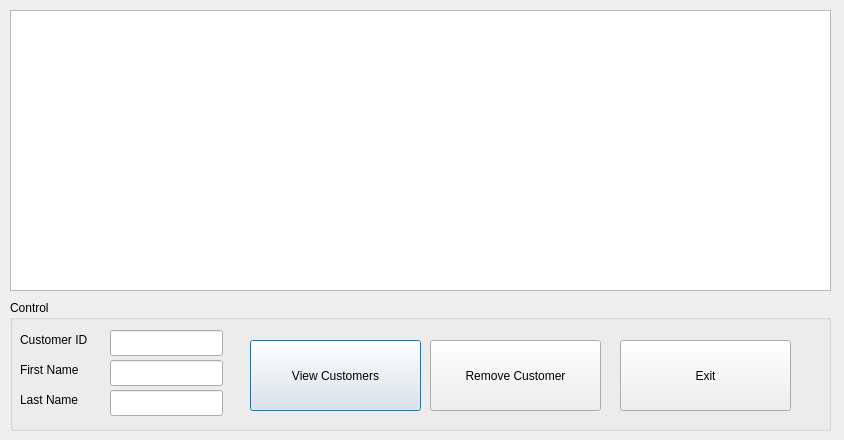
Above: remove_customer.ui from ButterSydUp/Blockbusted before the change. Below: the same form after it.
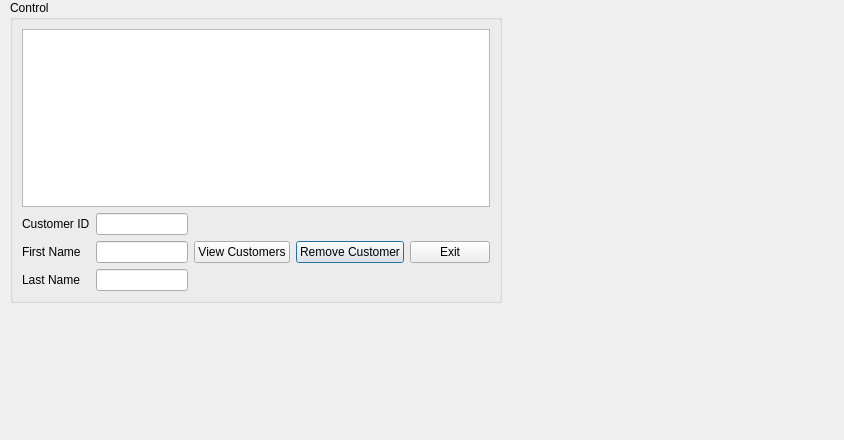
That is the form after the change.

```diff
--- a/remove_customer.ui
+++ b/remove_customer.ui
@@ -13,136 +13,74 @@
   <property name="windowTitle">
    <string>Remove Customer</string>
   </property>
-  <widget class="QTableView" name="cus_view">
-   <property name="geometry">
-    <rect>
-     <x>10</x>
-     <y>10</y>
-     <width>821</width>
-     <height>281</height>
-    </rect>
-   </property>
-  </widget>
   <widget class="QGroupBox" name="groupBox">
    <property name="geometry">
     <rect>
      <x>10</x>
-     <y>300</y>
-     <width>821</width>
-     <height>131</height>
+     <y>0</y>
+     <width>492</width>
+     <height>303</height>
     </rect>
    </property>
    <property name="title">
     <string>Control</string>
    </property>
-   <widget class="QLineEdit" name="customerID">
-    <property name="geometry">
-     <rect>
-      <x>100</x>
-      <y>30</y>
-      <width>113</width>
-      <height>26</height>
-     </rect>
-    </property>
-   </widget>
-   <widget class="QLineEdit" name="customer_fn">
-    <property name="geometry">
-     <rect>
-      <x>100</x>
-      <y>60</y>
-      <width>113</width>
-      <height>26</height>
-     </rect>
-    </property>
-   </widget>
-   <widget class="QLineEdit" name="customer_ln">
-    <property name="geometry">
-     <rect>
-      <x>100</x>
-      <y>90</y>
-      <width>113</width>
-      <height>26</height>
-     </rect>
-    </property>
-   </widget>
-   <widget class="QPushButton" name="view_customer">
-    <property name="geometry">
-     <rect>
-      <x>240</x>
-      <y>40</y>
-      <width>171</width>
-      <height>71</height>
-     </rect>
-    </property>
-    <property name="text">
-     <string>View Customers</string>
-    </property>
-   </widget>
-   <widget class="QPushButton" name="rem_customer">
-    <property name="geometry">
-     <rect>
-      <x>420</x>
-      <y>40</y>
-      <width>171</width>
-      <height>71</height>
-     </rect>
-    </property>
-    <property name="text">
-     <string>Remove Customer</string>
-    </property>
-   </widget>
-   <widget class="QLabel" name="label">
-    <property name="geometry">
-     <rect>
-      <x>10</x>
-      <y>30</y>
-      <width>81</width>
-      <height>20</height>
-     </rect>
-    </property>
-    <property name="text">
-     <string>Customer ID</string>
-    </property>
-   </widget>
-   <widget class="QLabel" name="label_2">
-    <property name="geometry">
-     <rect>
-      <x>10</x>
-      <y>60</y>
-      <width>131</width>
-      <height>20</height>
-     </rect>
-    </property>
-    <property name="text">
-     <string>First Name</string>
-    </property>
-   </widget>
-   <widget class="QLabel" name="label_3">
-    <property name="geometry">
-     <rect>
-      <x>10</x>
-      <y>90</y>
-      <width>71</width>
-      <height>20</height>
-     </rect>
-    </property>
-    <property name="text">
-     <string>Last Name</string>
-    </property>
-   </widget>
-   <widget class="QPushButton" name="Exit">
-    <property name="geometry">
-     <rect>
-      <x>610</x>
-      <y>40</y>
-      <width>171</width>
-      <height>71</height>
-     </rect>
-    </property>
-    <property name="text">
-     <string>Exit</string>
-    </property>
-   </widget>
+   <layout class="QGridLayout" name="gridLayout">
+    <item row="1" column="0">
+     <widget class="QLabel" name="label">
+      <property name="text">
+       <string>Customer ID</string>
+      </property>
+     </widget>
+    </item>
+    <item row="3" column="0">
+     <widget class="QLabel" name="label_3">
+      <property name="text">
+       <string>Last Name</string>
+      </property>
+     </widget>
+    </item>
+    <item row="0" column="0" colspan="5">
+     <widget class="QTableView" name="cus_view"/>
+    </item>
+    <item row="2" column="1">
+     <widget class="QLineEdit" name="customer_fn"/>
+    </item>
+    <item row="1" column="3" rowspan="3">
+     <widget class="QPushButton" name="rem_customer">
+      <property name="text">
+       <string>Remove Customer</string>
+      </property>
+     </widget>
+    </item>
+    <item row="1" column="1">
+     <widget class="QLineEdit" name="customerID"/>
+    </item>
+    <item row="3" column="1">
+     <widget class="QLineEdit" name="customer_ln"/>
+    </item>
+    <item row="1" column="4" rowspan="3">
+     <widget class="QPushButton" name="Exit">
+      <property name="text">
+       <string>Exit</string>
+      </property>
+     </widget>
+    </item>
+    <item row="2" column="0">
+     <widget class="QLabel" name="label_2">
+      <property name="text">
+       <string>First Name</string>
+      </property>
+     </widget>
+    </item>
+    <item row="1" column="2" rowspan="3">
+     <widget class="QPushButton" name="view_customer">
+      <property name="text">
+       <string>View Customers</string>
+      </property>
+     </widget>
+    </item>
+   </layout>
   </widget>
  </widget>
  <resources/>
```
